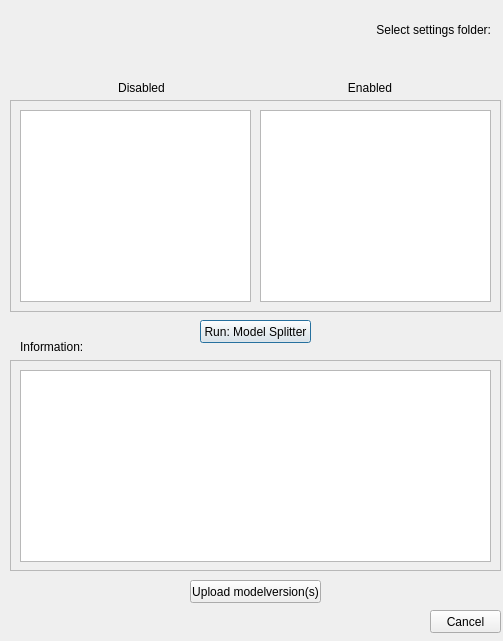
The window that hhnk_threedi_plugin/gui/model_splitter/model_splitter_dialog.ui (threedi/hhnk-threedi-plugin) describes before a commit, drawn with Qt 5.
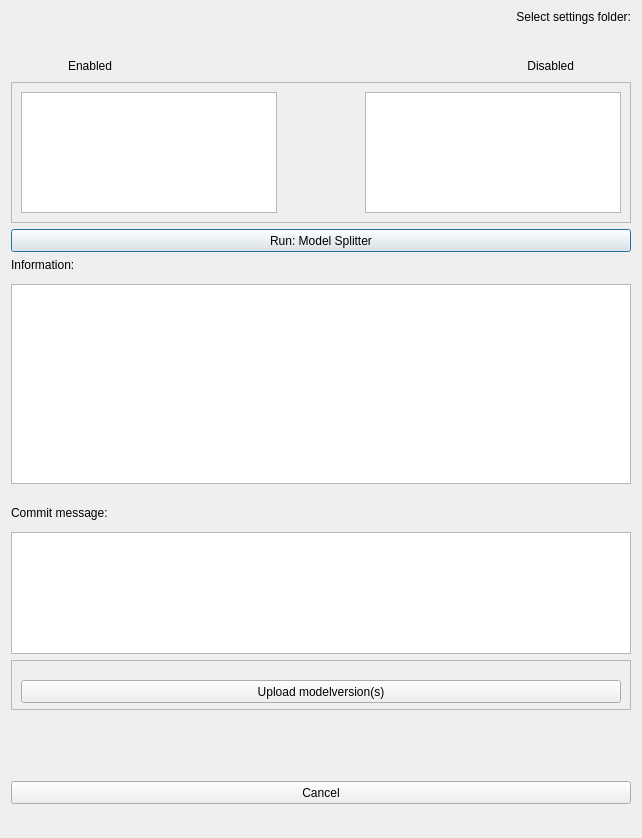
The same window after the commit. Custom widgets are drawn as their Qt base class.

Commit message: modelsplitter_dialog

The edit to the form file:
```diff
--- a/hhnk_threedi_plugin/gui/model_splitter/model_splitter_dialog.ui
+++ b/hhnk_threedi_plugin/gui/model_splitter/model_splitter_dialog.ui
@@ -6,253 +6,446 @@
    <rect>
     <x>0</x>
     <y>0</y>
-    <width>503</width>
-    <height>641</height>
+    <width>642</width>
+    <height>838</height>
    </rect>
   </property>
-  <property name="sizePolicy">
-   <sizepolicy hsizetype="Expanding" vsizetype="Preferred">
-    <horstretch>0</horstretch>
-    <verstretch>0</verstretch>
-   </sizepolicy>
-  </property>
   <property name="cursor">
    <cursorShape>ArrowCursor</cursorShape>
   </property>
   <property name="windowTitle">
    <string>HHNK_experiment</string>
   </property>
-  <property name="toolTip">
-   <string>These models will be created/uploaded</string>
-  </property>
-  <widget class="QFrame" name="frame_2">
-   <property name="geometry">
-    <rect>
-     <x>10</x>
-     <y>100</y>
-     <width>491</width>
-     <height>212</height>
-    </rect>
-   </property>
-   <property name="frameShape">
-    <enum>QFrame::StyledPanel</enum>
-   </property>
-   <property name="frameShadow">
-    <enum>QFrame::Raised</enum>
-   </property>
-   <widget class="QListWidget" name="listWidget1">
-    <property name="geometry">
-     <rect>
-      <x>10</x>
-      <y>10</y>
-      <width>231</width>
-      <height>192</height>
-     </rect>
-    </property>
-    <property name="toolTip">
-     <string>These models will be ignored</string>
-    </property>
-    <property name="dragDropMode">
-     <enum>QAbstractItemView::DragDrop</enum>
-    </property>
-    <property name="defaultDropAction">
-     <enum>Qt::MoveAction</enum>
-    </property>
-    <property name="selectionMode">
-     <enum>QAbstractItemView::ExtendedSelection</enum>
-    </property>
-    <property name="selectionBehavior">
-     <enum>QAbstractItemView::SelectItems</enum>
-    </property>
-   </widget>
-   <widget class="QListWidget" name="listWidget2">
-    <property name="geometry">
-     <rect>
-      <x>250</x>
-      <y>10</y>
-      <width>231</width>
-      <height>192</height>
-     </rect>
-    </property>
-    <property name="toolTip">
-     <string>These models will be created/uploaded</string>
-    </property>
-    <property name="dragDropOverwriteMode">
-     <bool>false</bool>
-    </property>
-    <property name="dragDropMode">
-     <enum>QAbstractItemView::DragDrop</enum>
-    </property>
-    <property name="defaultDropAction">
-     <enum>Qt::MoveAction</enum>
-    </property>
-    <property name="selectionMode">
-     <enum>QAbstractItemView::ExtendedSelection</enum>
-    </property>
-    <property name="viewMode">
-     <enum>QListView::ListMode</enum>
-    </property>
-   </widget>
-  </widget>
-  <widget class="QWidget" name="log_in_widget" native="true">
-   <property name="geometry">
-    <rect>
-     <x>10</x>
-     <y>10</y>
-     <width>481</width>
-     <height>59</height>
-    </rect>
-   </property>
-   <layout class="QGridLayout" name="gridLayout_2">
-    <item row="0" column="0">
-     <layout class="QGridLayout" name="gridLayout">
-      <item row="0" column="0">
-       <widget class="QLabel" name="label">
-        <property name="layoutDirection">
-         <enum>Qt::LeftToRight</enum>
+  <layout class="QVBoxLayout" name="verticalLayout_2">
+   <item>
+    <widget class="QLabel" name="label">
+     <property name="minimumSize">
+      <size>
+       <width>461</width>
+       <height>13</height>
+      </size>
+     </property>
+     <property name="layoutDirection">
+      <enum>Qt::LeftToRight</enum>
+     </property>
+     <property name="text">
+      <string>Select settings folder:</string>
+     </property>
+     <property name="textFormat">
+      <enum>Qt::PlainText</enum>
+     </property>
+     <property name="alignment">
+      <set>Qt::AlignBottom|Qt::AlignRight|Qt::AlignTrailing</set>
+     </property>
+    </widget>
+   </item>
+   <item>
+    <widget class="QgsFileWidget" name="model_settings_path">
+     <property name="minimumSize">
+      <size>
+       <width>461</width>
+       <height>20</height>
+      </size>
+     </property>
+     <property name="fullUrl">
+      <bool>false</bool>
+     </property>
+    </widget>
+   </item>
+   <item>
+    <spacer name="verticalSpacer_2">
+     <property name="minimumSize">
+      <size>
+       <width>23</width>
+       <height>16</height>
+      </size>
+     </property>
+     <property name="orientation">
+      <enum>Qt::Vertical</enum>
+     </property>
+     <property name="sizeHint" stdset="0">
+      <size>
+       <width>20</width>
+       <height>49</height>
+      </size>
+     </property>
+    </spacer>
+   </item>
+   <item>
+    <layout class="QHBoxLayout" name="horizontalLayout">
+     <item>
+      <spacer name="horizontalSpacer_6">
+       <property name="orientation">
+        <enum>Qt::Horizontal</enum>
+       </property>
+       <property name="sizeHint" stdset="0">
+        <size>
+         <width>40</width>
+         <height>20</height>
+        </size>
+       </property>
+      </spacer>
+     </item>
+     <item alignment="Qt::AlignLeft">
+      <widget class="QLabel" name="label_3">
+       <property name="enabled">
+        <bool>true</bool>
+       </property>
+       <property name="minimumSize">
+        <size>
+         <width>221</width>
+         <height>14</height>
+        </size>
+       </property>
+       <property name="text">
+        <string>Enabled</string>
+       </property>
+       <property name="alignment">
+        <set>Qt::AlignLeading|Qt::AlignLeft|Qt::AlignVCenter</set>
+       </property>
+      </widget>
+     </item>
+     <item>
+      <spacer name="horizontalSpacer_4">
+       <property name="orientation">
+        <enum>Qt::Horizontal</enum>
+       </property>
+       <property name="sizeHint" stdset="0">
+        <size>
+         <width>40</width>
+         <height>20</height>
+        </size>
+       </property>
+      </spacer>
+     </item>
+     <item alignment="Qt::AlignRight">
+      <widget class="QLabel" name="label_2">
+       <property name="minimumSize">
+        <size>
+         <width>222</width>
+         <height>14</height>
+        </size>
+       </property>
+       <property name="text">
+        <string>Disabled</string>
+       </property>
+       <property name="alignment">
+        <set>Qt::AlignRight|Qt::AlignTrailing|Qt::AlignVCenter</set>
+       </property>
+      </widget>
+     </item>
+     <item>
+      <spacer name="horizontalSpacer_5">
+       <property name="orientation">
+        <enum>Qt::Horizontal</enum>
+       </property>
+       <property name="sizeHint" stdset="0">
+        <size>
+         <width>40</width>
+         <height>20</height>
+        </size>
+       </property>
+      </spacer>
+     </item>
+    </layout>
+   </item>
+   <item>
+    <widget class="QFrame" name="frame_2">
+     <property name="minimumSize">
+      <size>
+       <width>600</width>
+       <height>141</height>
+      </size>
+     </property>
+     <property name="frameShape">
+      <enum>QFrame::StyledPanel</enum>
+     </property>
+     <property name="frameShadow">
+      <enum>QFrame::Raised</enum>
+     </property>
+     <layout class="QHBoxLayout" name="horizontalLayout_2">
+      <item>
+       <widget class="QListWidget" name="listWidget1">
+        <property name="minimumSize">
+         <size>
+          <width>231</width>
+          <height>121</height>
+         </size>
         </property>
-        <property name="text">
-         <string>Select settings folder:</string>
+        <property name="dragDropMode">
+         <enum>QAbstractItemView::DragDrop</enum>
         </property>
-        <property name="textFormat">
-         <enum>Qt::PlainText</enum>
+        <property name="defaultDropAction">
+         <enum>Qt::MoveAction</enum>
         </property>
-        <property name="alignment">
-         <set>Qt::AlignBottom|Qt::AlignRight|Qt::AlignTrailing</set>
+        <property name="selectionMode">
+         <enum>QAbstractItemView::ExtendedSelection</enum>
+        </property>
+        <property name="selectionBehavior">
+         <enum>QAbstractItemView::SelectItems</enum>
         </property>
        </widget>
       </item>
-      <item row="1" column="0">
-       <widget class="QgsFileWidget" name="model_settings_path">
-        <property name="fullUrl">
+      <item>
+       <spacer name="horizontalSpacer_3">
+        <property name="orientation">
+         <enum>Qt::Horizontal</enum>
+        </property>
+        <property name="sizeHint" stdset="0">
+         <size>
+          <width>77</width>
+          <height>17</height>
+         </size>
+        </property>
+       </spacer>
+      </item>
+      <item>
+       <widget class="QListWidget" name="listWidget2">
+        <property name="minimumSize">
+         <size>
+          <width>231</width>
+          <height>121</height>
+         </size>
+        </property>
+        <property name="dragDropOverwriteMode">
          <bool>false</bool>
         </property>
+        <property name="dragDropMode">
+         <enum>QAbstractItemView::DragDrop</enum>
+        </property>
+        <property name="defaultDropAction">
+         <enum>Qt::MoveAction</enum>
+        </property>
+        <property name="selectionMode">
+         <enum>QAbstractItemView::ExtendedSelection</enum>
+        </property>
+        <property name="viewMode">
+         <enum>QListView::ListMode</enum>
+        </property>
        </widget>
       </item>
      </layout>
-    </item>
-   </layout>
-  </widget>
-  <widget class="QFrame" name="frame">
-   <property name="geometry">
-    <rect>
-     <x>10</x>
-     <y>360</y>
-     <width>491</width>
-     <height>211</height>
-    </rect>
-   </property>
-   <property name="frameShape">
-    <enum>QFrame::StyledPanel</enum>
-   </property>
-   <property name="frameShadow">
-    <enum>QFrame::Raised</enum>
-   </property>
-   <widget class="QListWidget" name="listWidget3">
-    <property name="enabled">
-     <bool>true</bool>
-    </property>
-    <property name="geometry">
-     <rect>
-      <x>10</x>
-      <y>10</y>
-      <width>471</width>
-      <height>192</height>
-     </rect>
-    </property>
-   </widget>
-  </widget>
-  <widget class="QPushButton" name="run_push_btn">
-   <property name="geometry">
-    <rect>
-     <x>200</x>
-     <y>320</y>
-     <width>111</width>
-     <height>23</height>
-    </rect>
-   </property>
-   <property name="text">
-    <string>Run: Model Splitter</string>
-   </property>
-  </widget>
-  <widget class="QPushButton" name="cancel">
-   <property name="geometry">
-    <rect>
-     <x>430</x>
-     <y>610</y>
-     <width>71</width>
-     <height>23</height>
-    </rect>
-   </property>
-   <property name="text">
-    <string>Cancel</string>
-   </property>
-  </widget>
-  <widget class="QLabel" name="label_4">
-   <property name="geometry">
-    <rect>
-     <x>20</x>
-     <y>340</y>
-     <width>81</width>
-     <height>20</height>
-    </rect>
-   </property>
-   <property name="text">
-    <string>Information:</string>
-   </property>
-   <property name="alignment">
-    <set>Qt::AlignLeading|Qt::AlignLeft|Qt::AlignTop</set>
-   </property>
-  </widget>
-  <widget class="QPushButton" name="upload_push_btn">
-   <property name="geometry">
-    <rect>
-     <x>190</x>
-     <y>580</y>
-     <width>131</width>
-     <height>23</height>
-    </rect>
-   </property>
-   <property name="text">
-    <string>Upload modelversion(s)</string>
-   </property>
-  </widget>
-  <widget class="QWidget" name="layoutWidget">
-   <property name="geometry">
-    <rect>
-     <x>30</x>
-     <y>80</y>
-     <width>451</width>
-     <height>16</height>
-    </rect>
-   </property>
-   <layout class="QHBoxLayout" name="horizontalLayout">
-    <item>
-     <widget class="QLabel" name="label_2">
-      <property name="text">
-       <string>Disabled</string>
+    </widget>
+   </item>
+   <item>
+    <widget class="QPushButton" name="run_push_btn">
+     <property name="minimumSize">
+      <size>
+       <width>111</width>
+       <height>23</height>
+      </size>
+     </property>
+     <property name="text">
+      <string>Run: Model Splitter</string>
+     </property>
+    </widget>
+   </item>
+   <item>
+    <spacer name="verticalSpacer">
+     <property name="minimumSize">
+      <size>
+       <width>23</width>
+       <height>16</height>
+      </size>
+     </property>
+     <property name="orientation">
+      <enum>Qt::Vertical</enum>
+     </property>
+     <property name="sizeHint" stdset="0">
+      <size>
+       <width>20</width>
+       <height>83</height>
+      </size>
+     </property>
+    </spacer>
+   </item>
+   <item>
+    <widget class="QLabel" name="label_4">
+     <property name="minimumSize">
+      <size>
+       <width>81</width>
+       <height>20</height>
+      </size>
+     </property>
+     <property name="text">
+      <string>Information:</string>
+     </property>
+     <property name="alignment">
+      <set>Qt::AlignLeading|Qt::AlignLeft|Qt::AlignTop</set>
+     </property>
+    </widget>
+   </item>
+   <item>
+    <widget class="QListWidget" name="listWidget3">
+     <property name="enabled">
+      <bool>true</bool>
+     </property>
+     <property name="minimumSize">
+      <size>
+       <width>200</width>
+       <height>200</height>
+      </size>
+     </property>
+    </widget>
+   </item>
+   <item>
+    <spacer name="verticalSpacer_3">
+     <property name="minimumSize">
+      <size>
+       <width>23</width>
+       <height>16</height>
+      </size>
+     </property>
+     <property name="orientation">
+      <enum>Qt::Vertical</enum>
+     </property>
+     <property name="sizeType">
+      <enum>QSizePolicy::Fixed</enum>
+     </property>
+     <property name="sizeHint" stdset="0">
+      <size>
+       <width>20</width>
+       <height>20</height>
+      </size>
+     </property>
+    </spacer>
+   </item>
+   <item>
+    <widget class="QLabel" name="label_5">
+     <property name="minimumSize">
+      <size>
+       <width>91</width>
+       <height>20</height>
+      </size>
+     </property>
+     <property name="text">
+      <string>Commit message:</string>
+     </property>
+     <property name="alignment">
+      <set>Qt::AlignLeading|Qt::AlignLeft|Qt::AlignTop</set>
+     </property>
+    </widget>
+   </item>
+   <item>
+    <widget class="QTextEdit" name="textEdit">
+     <property name="minimumSize">
+      <size>
+       <width>50</width>
+       <height>20</height>
+      </size>
+     </property>
+    </widget>
+   </item>
+   <item>
+    <widget class="QFrame" name="frame">
+     <property name="minimumSize">
+      <size>
+       <width>491</width>
+       <height>50</height>
+      </size>
+     </property>
+     <property name="frameShape">
+      <enum>QFrame::StyledPanel</enum>
+     </property>
+     <property name="frameShadow">
+      <enum>QFrame::Raised</enum>
+     </property>
+     <layout class="QVBoxLayout" name="verticalLayout_3">
+      <item>
+       <spacer name="verticalSpacer_5">
+        <property name="orientation">
+         <enum>Qt::Vertical</enum>
+        </property>
+        <property name="sizeType">
+         <enum>QSizePolicy::Fixed</enum>
+        </property>
+        <property name="sizeHint" stdset="0">
+         <size>
+          <width>20</width>
+          <height>10</height>
+         </size>
+        </property>
+       </spacer>
+      </item>
+      <item>
+       <widget class="QPushButton" name="upload_push_btn">
+        <property name="minimumSize">
+         <size>
+          <width>131</width>
+          <height>23</height>
+         </size>
+        </property>
+        <property name="text">
+         <string>Upload modelversion(s)</string>
+        </property>
+       </widget>
+      </item>
+     </layout>
+    </widget>
+   </item>
+   <item>
+    <widget class="QWidget" name="log_in_widget" native="true">
+     <property name="minimumSize">
+      <size>
+       <width>481</width>
+       <height>59</height>
+      </size>
+     </property>
+     <layout class="QVBoxLayout" name="verticalLayout">
+      <item>
+       <spacer name="verticalSpacer_6">
+        <property name="orientation">
+         <enum>Qt::Vertical</enum>
+        </property>
+        <property name="sizeHint" stdset="0">
+         <size>
+          <width>20</width>
+          <height>40</height>
+         </size>
+        </property>
+       </spacer>
+      </item>
+     </layout>
+    </widget>
+   </item>
+   <item>
+    <widget class="QSplitter" name="splitter">
+     <property name="orientation">
+      <enum>Qt::Horizontal</enum>
+     </property>
+     <widget class="QPushButton" name="cancel">
+      <property name="minimumSize">
+       <size>
+        <width>71</width>
+        <height>23</height>
+       </size>
       </property>
-      <property name="alignment">
-       <set>Qt::AlignCenter</set>
-      </property>
-     </widget>
-    </item>
-    <item>
-     <widget class="QLabel" name="label_3">
-      <property name="enabled">
-       <bool>true</bool>
-      </property>
       <property name="text">
-       <string>Enabled</string>
+       <string>Cancel</string>
       </property>
-      <property name="alignment">
-       <set>Qt::AlignCenter</set>
-      </property>
      </widget>
-    </item>
-   </layout>
-  </widget>
-  <zorder>layoutWidget</zorder>
+    </widget>
+   </item>
+   <item>
+    <spacer name="horizontalSpacer">
+     <property name="minimumSize">
+      <size>
+       <width>43</width>
+       <height>23</height>
+      </size>
+     </property>
+     <property name="orientation">
+      <enum>Qt::Horizontal</enum>
+     </property>
+     <property name="sizeHint" stdset="0">
+      <size>
+       <width>621</width>
+       <height>20</height>
+      </size>
+     </property>
+    </spacer>
+   </item>
+  </layout>
   <zorder>frame</zorder>
   <zorder>frame_2</zorder>
   <zorder>log_in_widget</zorder>
```
Left out of the diff: 16 changed lines with no effect on the pictures.
